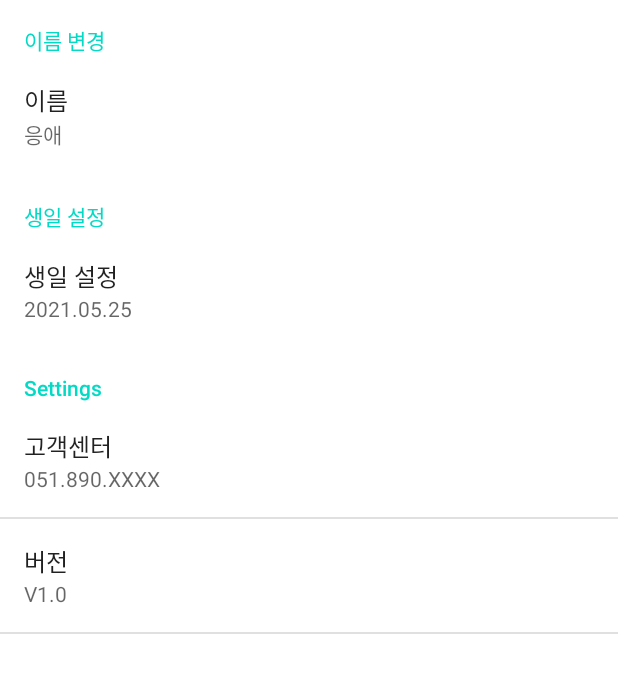
After one commit to donghs1541/Smart-Mobile-for-Infants-Using-Deep-Learning, an Android app: the Frag5 screen opened directly, with no data from a screen before it, on a phone screen of 412 x 824 dp. The commit adds this screen. Shown: the top 673 px of the screen. Run offline under Robolectric (Android 15) with nearby library versions, the phone set to English and light mode, and no system bars; libraries missing offline, so code that uses them is left out: androidx.preference.

Commit message:
Settings UI PreferenceScreen 적용
Frag5 ==> Settings

Frag4는 혹시 몰라서 남겨둠

```diff
--- a/android/capstoneproject/app/build.gradle
+++ b/android/capstoneproject/app/build.gradle
@@ -39,8 +39,10 @@ dependencies {
     //noinspection GradleCompatible
     implementation 'com.android.support:cardview-v7:24.2.0'
     implementation 'androidx.cardview:cardview:1.0.0'
-
     testImplementation 'junit:junit:4.+'
     androidTestImplementation 'androidx.test.ext:junit:1.1.2'
     androidTestImplementation 'androidx.test.espresso:espresso-core:3.3.0'
+    implementation 'androidx.preference:preference:1.1.0'
+
+
 }
--- a/android/capstoneproject/app/src/main/AndroidManifest.xml
+++ b/android/capstoneproject/app/src/main/AndroidManifest.xml
@@ -14,6 +14,8 @@
         android:theme="@style/Theme.Capstoneproject"
         android:usesCleartextTraffic="true">
         <activity android:name=".CalendarActivity"></activity>
+        <activity android:name=".Frag5"></activity>
+
         <activity android:name=".ProfileName" />
         <activity
             android:name=".LoadActivity"
--- /dev/null
+++ b/android/capstoneproject/app/src/main/java/com/example/capstoneproject/Frag5.java
@@ -0,0 +1,60 @@
+package com.example.capstoneproject;
+
+import android.annotation.SuppressLint;
+import android.app.FragmentTransaction;
+import android.content.Intent;
+import android.os.Bundle;
+import android.preference.Preference;
+import android.preference.PreferenceActivity;
+import android.preference.PreferenceFragment;
+import android.preference.PreferenceScreen;
+import android.view.LayoutInflater;
+import android.view.View;
+import android.view.ViewGroup;
+import android.widget.AdapterView;
+import android.widget.ArrayAdapter;
+import android.widget.ListView;
+import android.widget.SimpleAdapter;
+import android.widget.Toast;
+
+import androidx.annotation.NonNull;
+import androidx.annotation.Nullable;
+import androidx.fragment.app.Fragment;
+import androidx.preference.PreferenceGroupAdapter;
+import androidx.preference.PreferenceRecyclerViewAccessibilityDelegate;
+
+import java.util.ArrayList;
+import java.util.HashMap;
+import java.util.Iterator;
+import java.util.List;
+import java.util.Map;
+
+
+
+public class Frag5 extends PreferenceActivity {
+
+
+    @Override
+    public void onCreate(Bundle savedInstanceState) {
+        super.onCreate(savedInstanceState);
+
+        // Load the preferences from an XML resource
+        addPreferencesFromResource(R.xml.preferences);
+    }
+    @Override
+    public boolean onPreferenceTreeClick(PreferenceScreen preferenceScreen, Preference preference) {
+        String key = preference.getKey();
+        if(key.equals("name_change")){
+            // do your work
+            startActivity(new Intent(getApplicationContext(),ProfileName.class));
+
+            return true;
+        }
+        else if(key.equals("birth_change")){
+            startActivity(new Intent(getApplicationContext(),CalendarActivity.class));
+            return true;
+        }
+        return false;
+
+    }
+    }
--- a/android/capstoneproject/app/src/main/res/layout/activity_main.xml
+++ b/android/capstoneproject/app/src/main/res/layout/activity_main.xml
@@ -15,8 +15,7 @@
         app:itemIconTint="@color/black"
         app:itemTextColor="@color/black"
         app:layout_constraintBottom_toBottomOf="parent"
-        app:menu="@menu/bottom_menu"
-        tools:layout_editor_absoluteX="0dp"/>
+        app:menu="@menu/bottom_menu" />
 
     <FrameLayout
         android:id="@+id/main_frame"
--- a/android/capstoneproject/app/src/main/res/layout/frag1.xml
+++ b/android/capstoneproject/app/src/main/res/layout/frag1.xml
@@ -1,4 +1,6 @@
 <?xml version="1.0" encoding="utf-8"?>
+
+
 
 <LinearLayout
     xmlns:android="http://schemas.android.com/apk/res/android"
--- a/android/capstoneproject/app/src/main/res/values/strings.xml
+++ b/android/capstoneproject/app/src/main/res/values/strings.xml
@@ -6,4 +6,5 @@
     <string name="noti">알림</string>
     <string name="textview">TextView</string>
     <string name="변경">변경</string>
+
 </resources>
--- /dev/null
+++ b/android/capstoneproject/app/src/main/res/xml/preferences.xml
@@ -0,0 +1,38 @@
+<?xml version="1.0" encoding="utf-8"?>
+<PreferenceScreen xmlns:android="http://schemas.android.com/apk/res/android">
+    <PreferenceCategory android:title="이름 변경">
+        <PreferenceScreen
+
+            android:key="name_change"
+            android:title="이름"
+            android:summary="응애">
+        </PreferenceScreen>
+
+
+    </PreferenceCategory>
+
+    <PreferenceCategory android:title="생일 설정">
+        <PreferenceScreen
+            android:key="birth_change"
+            android:title="생일 설정"
+            android:summary="2021.05.25">
+        </PreferenceScreen>
+
+    </PreferenceCategory>
+
+
+    <PreferenceCategory android:title="Settings">
+        <PreferenceScreen
+            android:key="setting1"
+            android:title="고객센터"
+            android:summary="051.890.XXXX">
+        </PreferenceScreen>
+
+        <PreferenceScreen
+            android:key="setting2"
+            android:title="버전"
+            android:summary="V1.0">
+        </PreferenceScreen>
+    </PreferenceCategory>
+
+</PreferenceScreen>
```
Also changed, not shown: android/capstoneproject/app/src/main/java/com/example/capstoneproject/Frag1.java (+12 -8 lines), android/capstoneproject/app/src/main/java/com/example/capstoneproject/Frag4.java (+5 -2 lines), android/capstoneproject/app/src/main/java/com/example/capstoneproject/MainActivity.java (+11 -10 lines), android/capstoneproject/app/src/main/java/com/example/capstoneproject/ProfileName.java (+8 -2 lines), android/capstoneproject/app/src/main/res/layout/frag5.xml (deleted, +0 -14 lines).
